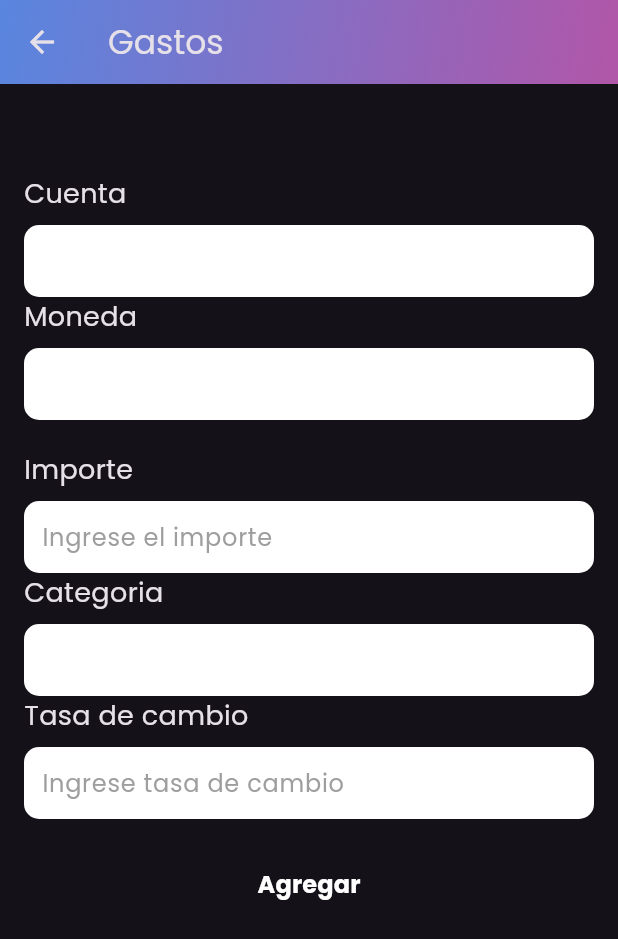
After one commit to Edurz135/mycash_front, a Flutter app: the BottomNavBar screen opened directly, after a tap on "Gasto", on a phone screen of 412 x 824 dp. The commit adds this screen. Shown: the top 939 px of the screen. Run offline on Flutter 3.47's test engine with Material 3 defaults, Android fonts, the phone set to English and light mode, and no system bars; our stand-ins replace fl_chart, flutter_colorpicker, font_awesome_flutter, get, shared_preferences and 1 more; missing offline and left inert: dart:ffi; accounts and stored records are empty; network calls fail.

Commit message:
gastos casi listo xd

```diff
--- /dev/null
+++ b/lib/screens/create_expenses/create_expenses_screen.dart
@@ -0,0 +1,299 @@
+import 'package:flutter/material.dart';
+import 'package:get/get.dart';
+import 'package:mycash_front/model/account_model.dart';
+import 'package:mycash_front/model/transaction.dart';
+import 'package:mycash_front/screens/home_screen/home_screen_controller.dart';
+
+class CreateExpenseScreen extends StatelessWidget {
+  final HomeScreenController controller;
+
+  const CreateExpenseScreen({Key? key, required this.controller})
+      : super(key: key);
+
+  @override
+  Widget build(BuildContext context) {
+    return Scaffold(
+      appBar: AppBar(
+        title: const Text('Gastos'),
+        flexibleSpace: Container(
+          decoration: const BoxDecoration(
+            gradient: LinearGradient(
+              begin: Alignment.topLeft,
+              end: Alignment.bottomRight,
+              colors: [
+                Color.fromRGBO(89, 134, 223, 1),
+                Color.fromRGBO(177, 86, 168, 1)
+              ],
+            ),
+          ),
+        ),
+      ),
+      body: SingleChildScrollView(
+        child: Padding(
+          padding: const EdgeInsets.symmetric(horizontal: 16.0),
+          child: Column(
+            children: [
+              const SizedBox(height: 40),
+              const SizedBox(height: 20),
+              CreateExpenseForm(
+                controller: controller,
+              )
+            ],
+          ),
+        ),
+      ),
+    );
+  }
+}
+
+class CreateExpenseForm extends StatefulWidget {
+  final HomeScreenController controller;
+  const CreateExpenseForm({super.key, required this.controller});
+
+  @override
+  CreateExpenseFormState createState() {
+    return CreateExpenseFormState(controller: controller);
+  }
+}
+
+class CreateExpenseFormState extends State<CreateExpenseForm> {
+  final _formKey = GlobalKey<FormState>();
+
+  String _name = '';
+  int? _currencyTypeId;
+  double _balance = 0.0;
+
+  HomeScreenController controller;
+
+  CreateExpenseFormState({required this.controller});
+
+  @override
+  Widget build(BuildContext context) {
+    // Build a Form widget using the _formKey created above.
+    return Form(
+      key: _formKey,
+      child: Column(
+        crossAxisAlignment: CrossAxisAlignment.start,
+        children: [
+        const Text(
+            'Cuenta',
+            style: TextStyle(fontSize: 18),
+          ),
+          const SizedBox(height: 8),
+          Obx(() {
+            return Container(
+              width: double.infinity,
+              padding: const EdgeInsets.symmetric(horizontal: 12),
+              decoration: BoxDecoration(
+                color: Colors.white,
+                borderRadius: BorderRadius.circular(10.0),
+              ),
+              child: DropdownButtonFormField<int>(
+                //value: _currencyTypeId,
+                decoration: const InputDecoration(
+                  border: InputBorder.none,
+                ),
+                items: controller.accounts
+                    .map<DropdownMenuItem<int>>(
+                        (account) => DropdownMenuItem<int>(
+                              value: account.id,
+                              child: Text(
+                                '${account.name}',
+                                style: const TextStyle(color: Colors.black),
+                              ),
+                            ))
+                    .toList(),
+                dropdownColor: Colors.white,
+                onChanged: (value) {
+                  setState(() {
+                    _currencyTypeId = value!;
+                  });
+                },
+                validator: (value) {
+                  if (value == null) {
+                    return 'Por favor seleccione una cuenta';
+                  }
+                  return null;
+                },
+              ),
+            );
+          }),
+          const Text(
+            'Moneda',
+            style: TextStyle(fontSize: 18),
+          ),
+          const SizedBox(height: 8),
+          Obx(() {
+            return Container(
+              width: double.infinity,
+              padding: const EdgeInsets.symmetric(horizontal: 12),
+              decoration: BoxDecoration(
+                color: Colors.white,
+                borderRadius: BorderRadius.circular(10.0),
+              ),
+              child: DropdownButtonFormField<int>(
+                value: _currencyTypeId,
+                decoration: const InputDecoration(
+                  border: InputBorder.none,
+                ),
+                items: controller.currencyTypes
+                    .map<DropdownMenuItem<int>>(
+                        (currency) => DropdownMenuItem<int>(
+                              value: currency.id,
+                              child: Text(
+                                '${currency.shortName} - ${currency.name}',
+                                style: const TextStyle(color: Colors.black),
+                              ),
+                            ))
+                    .toList(),
+                dropdownColor: Colors.white,
+                onChanged: (value) {
+                  setState(() {
+                    _currencyTypeId = value!;
+                  });
+                },
+                validator: (value) {
+                  if (value == null) {
+                    return 'Por favor seleccione una moneda';
+                  }
+                  return null;
+                },
+              ),
+            );
+          }),
+          const SizedBox(height: 20),
+          const Text(
+            'Importe',
+            style: TextStyle(fontSize: 18),
+          ),
+          const SizedBox(height: 8),
+          Container(
+            width: double.infinity,
+            padding: const EdgeInsets.symmetric(horizontal: 12),
+            decoration: BoxDecoration(
+                color: Colors.white,
+                borderRadius: BorderRadius.circular(10.0),
+            ),
+            child: TextFormField(
+                validator: (value) {
+                if (value == null || value.isEmpty) {
+                    return 'Por favor ingrese un importe';
+                }
+                return null;
+                },
+                onSaved: (value) {
+                _balance = (double.tryParse(value ?? "") ?? 0.0) * -1;
+                },
+                keyboardType: TextInputType.number,
+                style: const TextStyle(
+                    color: Colors.black), // Color del texto del campo de formulario
+                decoration: const InputDecoration(
+                border: InputBorder.none,
+                hintText: 'Ingrese el importe',
+                hintStyle: TextStyle(color: Colors.grey), // Color del texto de sugerencia
+                ),
+            ),
+            ),
+            const Text(
+            'Categoria',
+            style: TextStyle(fontSize: 18),
+          ),
+          const SizedBox(height: 8),
+          Obx(() {
+            return Container(
+              width: double.infinity,
+              padding: const EdgeInsets.symmetric(horizontal: 12),
+              decoration: BoxDecoration(
+                color: Colors.white,
+                borderRadius: BorderRadius.circular(10.0),
+              ),
+              child: DropdownButtonFormField<int>(
+                //value: _currencyTypeId,
+                decoration: const InputDecoration(
+                  border: InputBorder.none,
+                ),
+                items: controller.categories
+                    .map<DropdownMenuItem<int>>(
+                        (ctg) => DropdownMenuItem<int>(
+                              value: ctg.id,
+                              child: Text(
+                                '${ctg.name}',
+                                style: const TextStyle(color: Colors.black),
+                              ),
+                            ))
+                    .toList(),
+                dropdownColor: Colors.white,
+                onChanged: (value) {
+                  setState(() {
+                    _currencyTypeId = value!;
+                  });
+                },
+                validator: (value) {
+                  if (value == null) {
+                    return 'Por favor seleccione una categoria';
+                  }
+                  return null;
+                },
+              ),
+            );
+          }),
+            const Text(
+            'Tasa de cambio',
+            style: TextStyle(fontSize: 18),
+          ),
+          const SizedBox(height: 8),
+          Container(
+            width: double.infinity,
+            padding: const EdgeInsets.symmetric(horizontal: 12),
+            decoration: BoxDecoration(
+                color: Colors.white,
+                borderRadius: BorderRadius.circular(10.0),
+            ),
+            child: TextFormField(
+                validator: (value) {
+                if (value == null || value.isEmpty) {
+                    return 'Por favor ingrese TC';
+                }
+                return null;
+                },
+                onSaved: (value) {
+                _balance = (double.tryParse(value ?? "") ?? 0.0) * -1;
+                },
+                keyboardType: TextInputType.number,
+                style: const TextStyle(
+                    color: Colors.black), // Color del texto del campo de formulario
+                decoration: const InputDecoration(
+                border: InputBorder.none,
+                hintText: 'Ingrese tasa de cambio',
+                hintStyle: TextStyle(color: Colors.grey), // Color del texto de sugerencia
+                ),
+            ),
+            ),
+          const SizedBox(height: 20),
+          Container(
+            width: double.infinity,
+            child: TextButton(
+              onPressed: () {
+                if (_formKey.currentState!.validate()) {
+                  _formKey.currentState!.save();
+                  controller.createAccount(
+                      _name, _currencyTypeId as int, _balance);
+                  // createAccount(_name, _currencyTypeId, _balance);
+                  Navigator.of(context).pop();
+                }
+              },
+              child: const Text(
+                'Agregar',
+                style: TextStyle(
+                  color: Colors.white,
+                  fontSize: 16,
+                  fontWeight: FontWeight.bold,
+                ),
+              ),
+            ),
+          )
+        ],
+      ),
+    );
+  }
+}
--- a/lib/screens/home_screen/home_screen.dart
+++ b/lib/screens/home_screen/home_screen.dart
@@ -7,6 +7,7 @@ import 'package:mycash_front/screens/accounts_screen/accounts_screen.dart';
 import 'package:mycash_front/screens/home_screen/home_screen_controller.dart';
 import 'package:mycash_front/screens/transaction_detail_screen/transaction_detail_screen.dart';
 import 'package:mycash_front/screens/income_screen.dart';
+import 'package:mycash_front/screens/create_expenses/create_expenses_screen.dart';
 import 'package:intl/intl.dart';
 
 class HomeScreen extends StatefulWidget {
@@ -143,11 +144,18 @@ class _HomeScreenState extends State<HomeScreen> {
                   )),
                   SizedBox(width: 8), // Add spacing between boxes
                   Expanded(
+                      child: GestureDetector(
+                    onTap: () {
+                      Navigator.push(
+                        context,
+                        MaterialPageRoute(builder: (context) => CreateExpenseScreen(controller: controller,)),
+                      );
+                    },
                     child: OperationItem(
-                      icon: Icons.arrow_downward,
+                      icon: Icons.arrow_upward,
                       label: 'Gasto',
                     ),
-                  ),
+                  )),
                   SizedBox(width: 8), // Add spacing between boxes
                   Expanded(
                     child: OperationItem(
```
Also changed, not shown: lib/screens/create_expenses/create_expenses_controller.dart (added), pubspec.lock.
